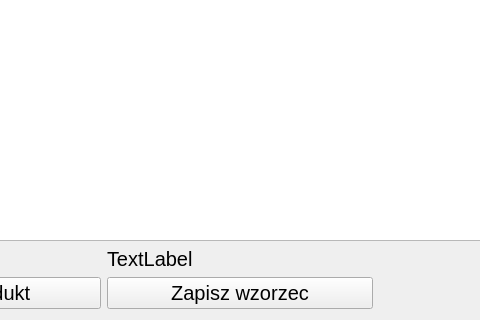
Qt form src/pyqt/home_window.ui (MysteriousSonOfGod/python-invoices) before a commit; both pictures show x 438 to 918 and y 377 to 697 of the 1366 by 697 pixel window.
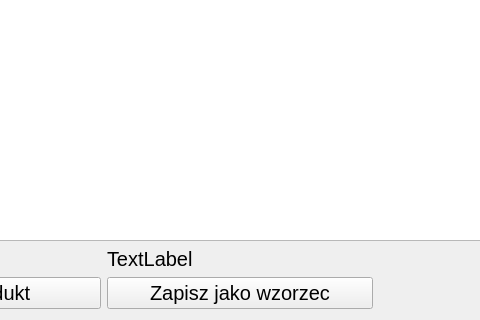
The same form after that commit. Icons and pictures are not drawn.

Commit message: Added signals to the add_product button as well as save_template

What changed in the file:
```diff
--- a/src/pyqt/home_window.ui
+++ b/src/pyqt/home_window.ui
@@ -125,7 +125,7 @@
       </font>
      </property>
      <property name="text">
-      <string>Zapisz wzorzec</string>
+      <string>Zapisz jako wzorzec</string>
      </property>
      <property name="icon">
       <iconset resource="../../resources/resources.qrc">
```
Left out of the diff: 41 changed lines with no effect on the pictures. The commit also changes 1 other file.
